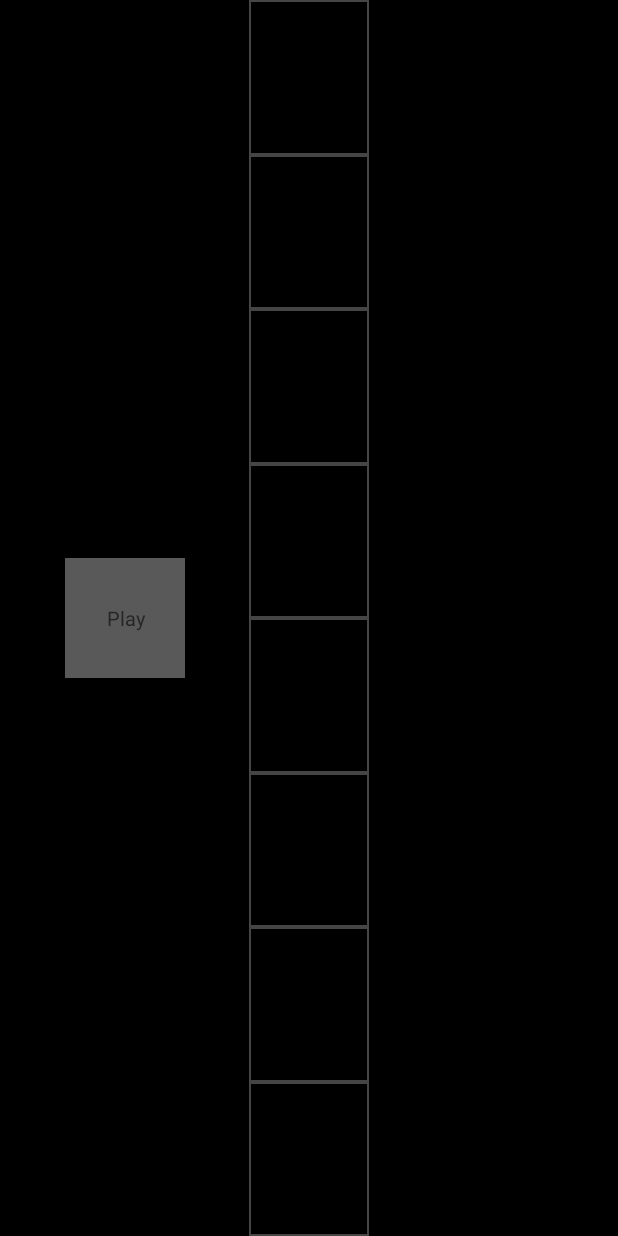
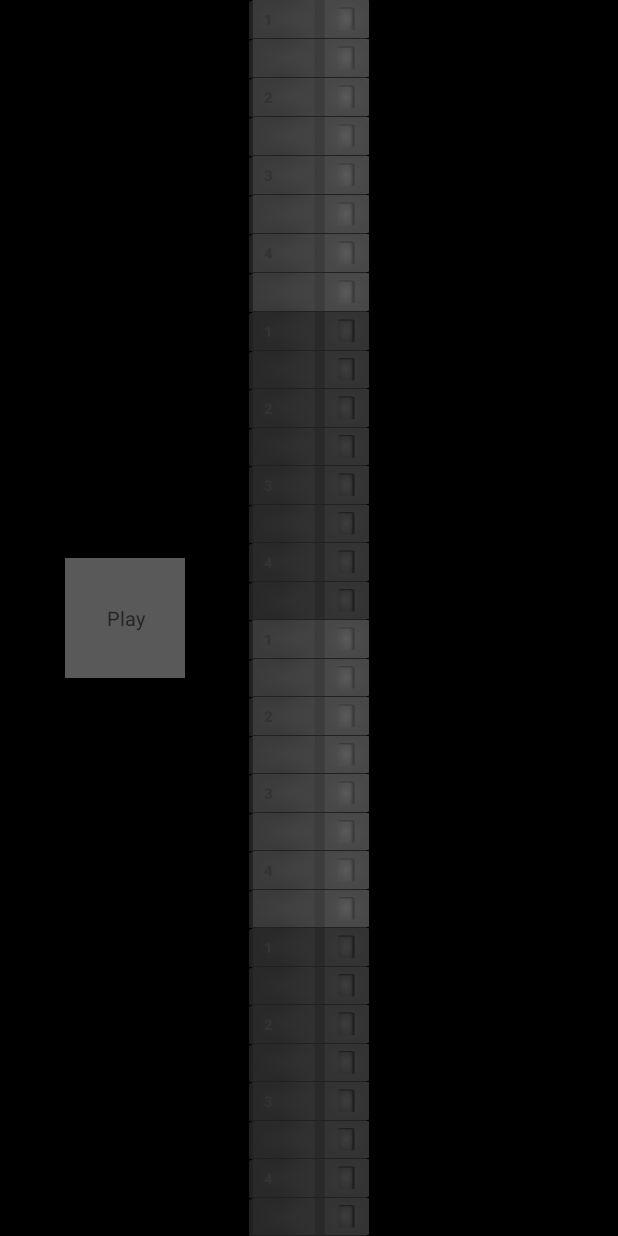
Before and after one commit to ivansavrikov/DrumPartsCreator, an Android app: the RhythmicGridActivity screen opened directly, with no data from a screen before it, on a phone screen of 412 x 824 dp. Run offline under Robolectric (Android 15) with nearby library versions, the phone set to English and light mode, and no system bars.

Commit message:
Ритмическая сетка в стиле TR-808

```diff
--- a/app/src/main/java/com/example/courseproject/RhythmicGridActivity.kt
+++ b/app/src/main/java/com/example/courseproject/RhythmicGridActivity.kt
@@ -15,10 +15,9 @@ class RhythmicGridActivity : AppCompatActivity() {
 
         btnPlay = findViewById(R.id.btnPlay)
         btnPlay.setOnCheckedChangeListener(performPlayback)
-        Toast.makeText(this, "temp", Toast.LENGTH_SHORT).show()
 
         val gridLayout = findViewById<GridLayout>(R.id.gridLayout)
-        val rowCount = 8
+        val rowCount = 32
         val columnCount = 1
 
         gridLayout.rowCount = rowCount
@@ -31,8 +30,19 @@ class RhythmicGridActivity : AppCompatActivity() {
             for (col in 0 until columnCount) {
                 ManeValues.steps.add(row, false)
                 val cell = layoutInflater.inflate(R.layout.grid_cell, null) as FrameLayout
+                val toggleButton = cell.findViewById<ToggleButton>(R.id.toggleButton)
 
-                val toggleButton = cell.findViewById<ToggleButton>(R.id.toggleButton)
+                val isOddBar: Boolean = ((row/8 + 1) % 2 != 0) //можно занести в отдельную функцию
+                if(isOddBar) toggleButton.setBackgroundResource(R.drawable.step_button_off)
+                else toggleButton.setBackgroundResource(R.drawable.step_button_off_v2)
+
+                if(row % 2 == 0){
+                    val tactNumber = ((row / 2) % 4 + 1).toString()
+                    toggleButton.textOn = tactNumber
+                    toggleButton.textOff = tactNumber
+                    toggleButton.text = tactNumber //костыль мб
+                }
+
                 toggleButton.setOnCheckedChangeListener(onClickOnStep)
                 toggleButton.id = row
                 buttonSteps.add(row, toggleButton)
@@ -52,27 +62,30 @@ class RhythmicGridActivity : AppCompatActivity() {
 
     private val onClickOnStep =
         CompoundButton.OnCheckedChangeListener { view, isChecked ->
-            val step :Int = view.id
+            val step: Int = view.id
             ManeValues.steps[step] = isChecked
 
-            if (isChecked){
+            if (isChecked) {
                 ManeValues.currentPlayer.start()
-                view.setButtonDrawable(R.drawable.button_enabled)
+                view.setBackgroundResource(R.drawable.step_button_on)
+            } else {
+                val isOddBar: Boolean = ((step/8 + 1) % 2 != 0)
+                if(isOddBar) view.setBackgroundResource(R.drawable.step_button_off)
+                else view.setBackgroundResource(R.drawable.step_button_off_v2)
             }
-            else view.setButtonDrawable(R.drawable.cell_rhythm_grid)
         }
 
     private val performPlayback = //Функция воспроизведения паттерна
         CompoundButton.OnCheckedChangeListener { _, isChecked ->
-            if(isChecked){
-                for (step in ManeValues.steps){ //Небольшой конфликт имен
+            if (isChecked) {
+                for (step in ManeValues.steps) { //Небольшой конфликт имен
                     if (step) ManeValues.currentPlayer.start()
                     Thread.sleep(ManeValues.stepDuration)
                 }
             }
         }
 
-    override fun onBackPressed(){
+    override fun onBackPressed() {
         val intent = Intent(this, RealTimeRhythm::class.java)
         intent.addFlags(Intent.FLAG_ACTIVITY_REORDER_TO_FRONT)
         startActivity(intent)
--- a/app/src/main/res/drawable/cell_rhythm_grid.xml
+++ /dev/null
@@ -1,8 +0,0 @@
-<?xml version="1.0" encoding="utf-8"?>
-<shape xmlns:android="http://schemas.android.com/apk/res/android">
-    <solid android:color="@color/black"/>
-
-    <stroke
-        android:color="@color/gray"
-        android:width="1dp"/>
-</shape>
--- /dev/null
+++ b/app/src/main/res/drawable/step_off.xml
@@ -0,0 +1,9 @@
+<?xml version="1.0" encoding="utf-8"?>
+<layer-list xmlns:android="http://schemas.android.com/apk/res/android">
+    <item>
+        <bitmap
+            android:src="@drawable/step_button_off_v2"
+            android:scaleType="fitXY"
+            android:gravity="fill" />
+    </item>
+</layer-list>
--- a/app/src/main/res/layout/grid_cell.xml
+++ b/app/src/main/res/layout/grid_cell.xml
@@ -11,6 +11,13 @@
         android:layout_height="match_parent"
         android:textOn=""
         android:textOff=""
-        android:background="@drawable/cell_rhythm_grid"/>
+        android:paddingStart="10dp"
+        android:textColor="#333333"
+        android:textStyle="bold"
+        android:textSize="10sp"
+        android:checked="false"
+        android:scaleType="fitXY"
+        android:gravity="fill"
+        android:background="@drawable/step_off"/>
 
 </FrameLayout>
```
Also changed, not shown: app/src/main/res/drawable/step_on.xml (added, +9 -0 lines), app/src/main/res/drawable/step_button_off.png (added), app/src/main/res/drawable/step_button_off_v2.png (added), app/src/main/res/drawable/step_button_on.png (added).
